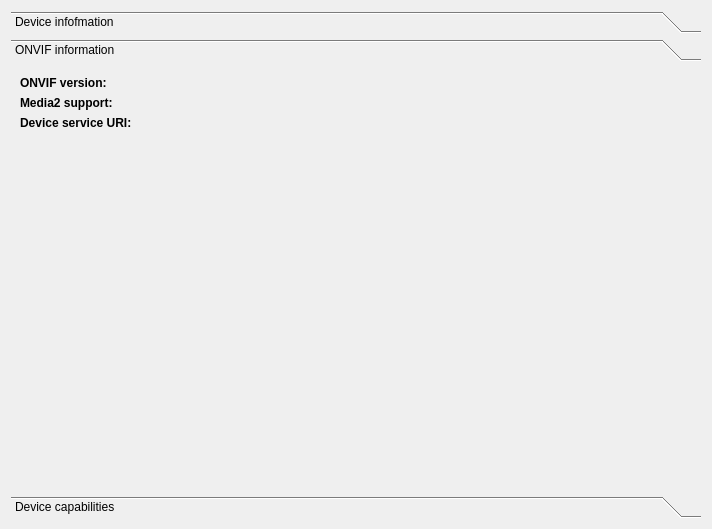
First picture: the form in GUI/GUI_Util/formdevicemaintenance.ui, repository Abay11/onvif_client, before the edit.
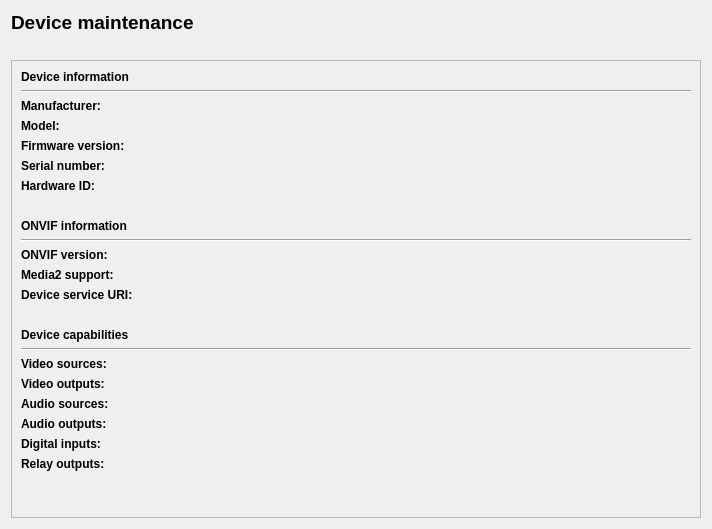
Second picture: the form after the edit. The open tabs and pages were chosen to show the change.

Commit message: do some UI impovements

Diff of the .ui file:
```diff
--- a/GUI/GUI_Util/formdevicemaintenance.ui
+++ b/GUI/GUI_Util/formdevicemaintenance.ui
@@ -15,23 +15,61 @@
   </property>
   <layout class="QVBoxLayout" name="verticalLayout">
    <item>
-    <widget class="QToolBox" name="toolBox">
-     <property name="currentIndex">
-      <number>0</number>
+    <widget class="QLabel" name="label">
+     <property name="font">
+      <font>
+       <pointsize>14</pointsize>
+       <weight>75</weight>
+       <bold>true</bold>
+      </font>
      </property>
-     <widget class="QWidget" name="pageDeviceInfo">
+     <property name="text">
+      <string>Device maintenance</string>
+     </property>
+    </widget>
+   </item>
+   <item>
+    <widget class="QLabel" name="empty_lbl1">
+     <property name="text">
+      <string/>
+     </property>
+    </widget>
+   </item>
+   <item>
+    <widget class="QScrollArea" name="scrollArea">
+     <property name="widgetResizable">
+      <bool>true</bool>
+     </property>
+     <widget class="QWidget" name="scrollAreaWidgetContents">
       <property name="geometry">
        <rect>
         <x>0</x>
         <y>0</y>
-        <width>694</width>
-        <height>430</height>
+        <width>692</width>
+        <height>461</height>
        </rect>
       </property>
-      <attribute name="label">
-       <string>Device infofmation</string>
-      </attribute>
       <layout class="QVBoxLayout" name="verticalLayout_2">
+       <item>
+        <widget class="QLabel" name="label_2">
+         <property name="font">
+          <font>
+           <weight>75</weight>
+           <bold>true</bold>
+          </font>
+         </property>
+         <property name="text">
+          <string>Device information</string>
+         </property>
+        </widget>
+       </item>
+       <item>
+        <widget class="Line" name="line">
+         <property name="orientation">
+          <enum>Qt::Horizontal</enum>
+         </property>
+        </widget>
+       </item>
        <item>
         <layout class="QFormLayout" name="formLayout">
          <item row="0" column="0">
@@ -136,21 +174,33 @@
          </item>
         </layout>
        </item>
-      </layout>
-     </widget>
-     <widget class="QWidget" name="pageOnvifInfo">
-      <property name="geometry">
-       <rect>
-        <x>0</x>
-        <y>0</y>
-        <width>694</width>
-        <height>430</height>
-       </rect>
-      </property>
-      <attribute name="label">
-       <string>ONVIF information</string>
-      </attribute>
-      <layout class="QVBoxLayout" name="verticalLayout_3">
+       <item>
+        <widget class="QLabel" name="empty_lbl2">
+         <property name="text">
+          <string/>
+         </property>
+        </widget>
+       </item>
+       <item>
+        <widget class="QLabel" name="label_3">
+         <property name="font">
+          <font>
+           <weight>75</weight>
+           <bold>true</bold>
+          </font>
+         </property>
+         <property name="text">
+          <string>ONVIF information</string>
+         </property>
+        </widget>
+       </item>
+       <item>
+        <widget class="Line" name="line_2">
+         <property name="orientation">
+          <enum>Qt::Horizontal</enum>
+         </property>
+        </widget>
+       </item>
        <item>
         <layout class="QFormLayout" name="formLayout_2">
          <item row="0" column="0">
@@ -215,21 +265,33 @@
          </item>
         </layout>
        </item>
-      </layout>
-     </widget>
-     <widget class="QWidget" name="pageDeviceCapabilities">
-      <property name="geometry">
-       <rect>
-        <x>0</x>
-        <y>0</y>
-        <width>694</width>
-        <height>430</height>
-       </rect>
-      </property>
-      <attribute name="label">
-       <string>Device capabilities</string>
-      </attribute>
-      <layout class="QVBoxLayout" name="verticalLayout_4">
+       <item>
+        <widget class="QLabel" name="empty_lbl3">
+         <property name="text">
+          <string/>
+         </property>
+        </widget>
+       </item>
+       <item>
+        <widget class="QLabel" name="label_4">
+         <property name="font">
+          <font>
+           <weight>75</weight>
+           <bold>true</bold>
+          </font>
+         </property>
+         <property name="text">
+          <string>Device capabilities</string>
+         </property>
+        </widget>
+       </item>
+       <item>
+        <widget class="Line" name="line_3">
+         <property name="orientation">
+          <enum>Qt::Horizontal</enum>
+         </property>
+        </widget>
+       </item>
        <item>
         <layout class="QFormLayout" name="formLayout_3">
          <item row="0" column="0">
@@ -354,6 +416,19 @@
          </item>
         </layout>
        </item>
+       <item>
+        <spacer name="verticalSpacer">
+         <property name="orientation">
+          <enum>Qt::Vertical</enum>
+         </property>
+         <property name="sizeHint" stdset="0">
+          <size>
+           <width>20</width>
+           <height>40</height>
+          </size>
+         </property>
+        </spacer>
+       </item>
       </layout>
      </widget>
     </widget>
```
The commit also changes 2 other files.
